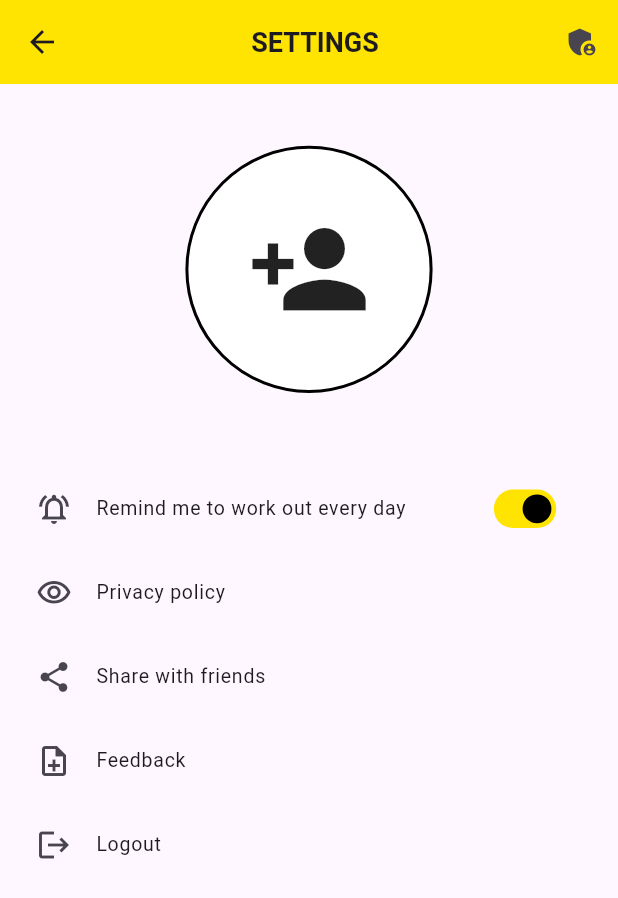
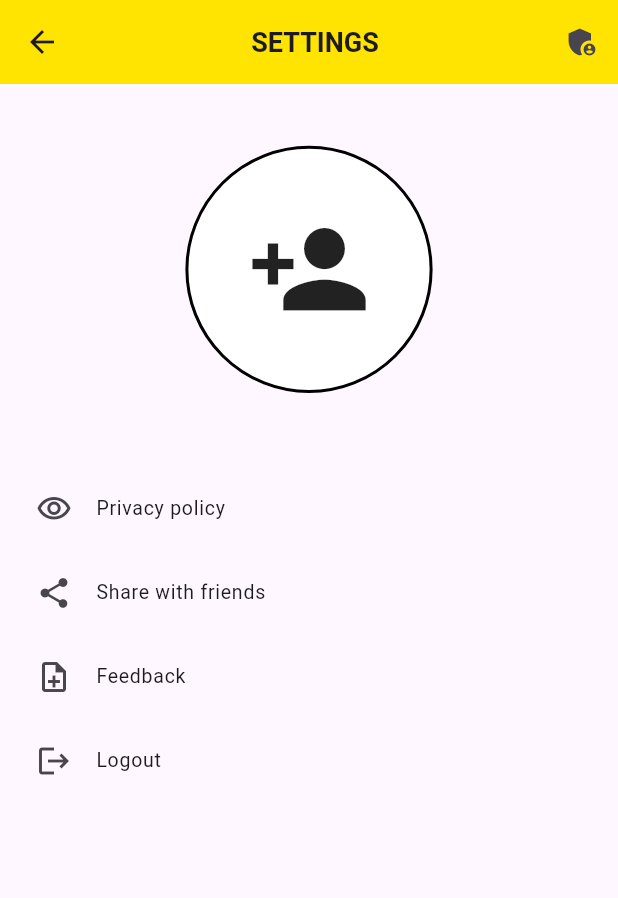
Before and after one commit to MohammedArshadKk/home-workout, a Flutter app: the SettingsPage screen opened directly, on a phone screen of 412 x 824 dp. Shown: the top 898 px of the screen. Run offline on Flutter 3.47's test engine with Material 3 defaults, Android fonts, the phone set to English and light mode, and no system bars; our stand-ins replace cached_network_image, cloud_firestore, file_picker, firebase_auth, firebase_core, firebase_storage and 8 more; accounts and stored records are empty.

Commit message:
final commit

```diff
--- a/lib/widgets/settings_content.dart
+++ b/lib/widgets/settings_content.dart
@@ -1,11 +1,8 @@
-import 'dart:developer';
-
 import 'package:firebase_auth/firebase_auth.dart';
 import 'package:flutter/material.dart';
 import 'package:home_workout/Screens/login_screen.dart';
 import 'package:home_workout/database/functions/db_profilefunction.dart';
 import 'package:share_plus/share_plus.dart';
-import 'package:shared_preferences/shared_preferences.dart';
 import 'package:url_launcher/url_launcher.dart';
 
 class SettingsContent extends StatefulWidget {
@@ -16,20 +13,12 @@
 }
 
 class _SettingsContentState extends State<SettingsContent> {
-  late SharedPreferences _prefs;
-  late bool _isSwitched = false;
+
 
   @override
   void initState() {
     super.initState();
-    _loadPreferences();
-  }
 
-  Future<void> _loadPreferences() async {
-    _prefs = await SharedPreferences.getInstance();
-    setState(() {
-      _isSwitched = _prefs.getBool('workoutReminder') ?? true;
-    });
   }
 
   @override
@@ -39,39 +28,6 @@
       padding: const EdgeInsets.all(8.0),
       child: Column(
         children: [
-          ListTile(
-            leading: const Icon(Icons.notifications_active_outlined),
-            title: const Text(
-              'Remind me to work out every day',
-              style: TextStyle(fontSize: 13),
-            ),
-            trailing: Transform.scale(
-              scale: 0.8,
-              child: Switch(
-                value: _isSwitched,
-                onChanged: (bool newValue) {
-                  setState(() {
-                    _isSwitched = newValue;
-                    _prefs.setBool('workoutReminder', newValue);
-                    if (_isSwitched) {
-                      // LocalNotifications.showPeriodicNotifications(
-                      //   title: 'Workout Reminder',
-                      //   body: 'Don\'t forget to do your daily workout!',
-                      //   payload: 'aa',
-                      // );
-                    } else {
-                      log('erorr');
-                      // LocalNotifications.cancelAll();
-                    }
-                  });
-                },
-                activeColor: Colors.black,
-                inactiveThumbColor: Colors.grey,
-                activeTrackColor: const Color(0xFFFFE401),
-                inactiveTrackColor: Colors.grey[300],
-              ),
-            ),
-          ),
           GestureDetector(
             onTap: () async {
               final Uri url = Uri.parse(
@@ -137,7 +93,6 @@
     if (confirm == true) {
       final FirebaseAuth auth = FirebaseAuth.instance;
       await auth.signOut();
-      await _prefs.clear();
       Navigator.of(context)
           .push(MaterialPageRoute(builder: (ctx) => const Loginscreen()));
     }
```
Also changed, not shown: lib/main.dart (+11 -19 lines), lib/notification/locel_notification.dart (deleted, +0 -73 lines), pubspec.yaml (+7 -3 lines), assets/app icon.jpg (deleted), assets/appIcon.png (added), flutter_01.png (added), flutter_02.png (added), pubspec.lock, 28 other files.
